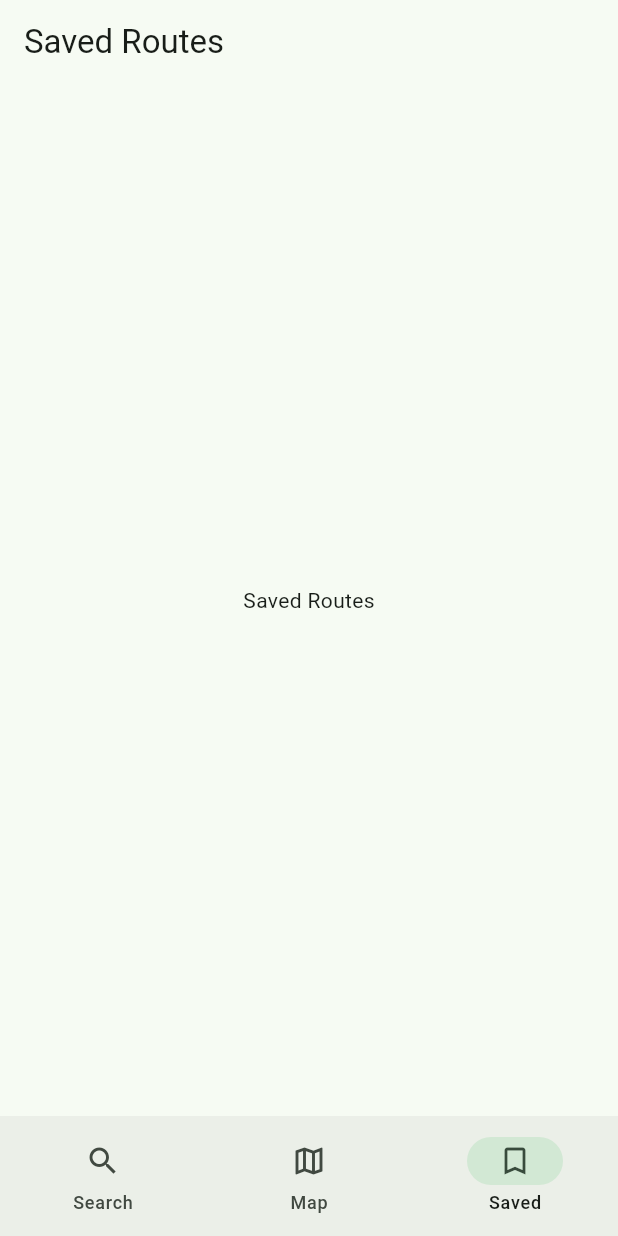
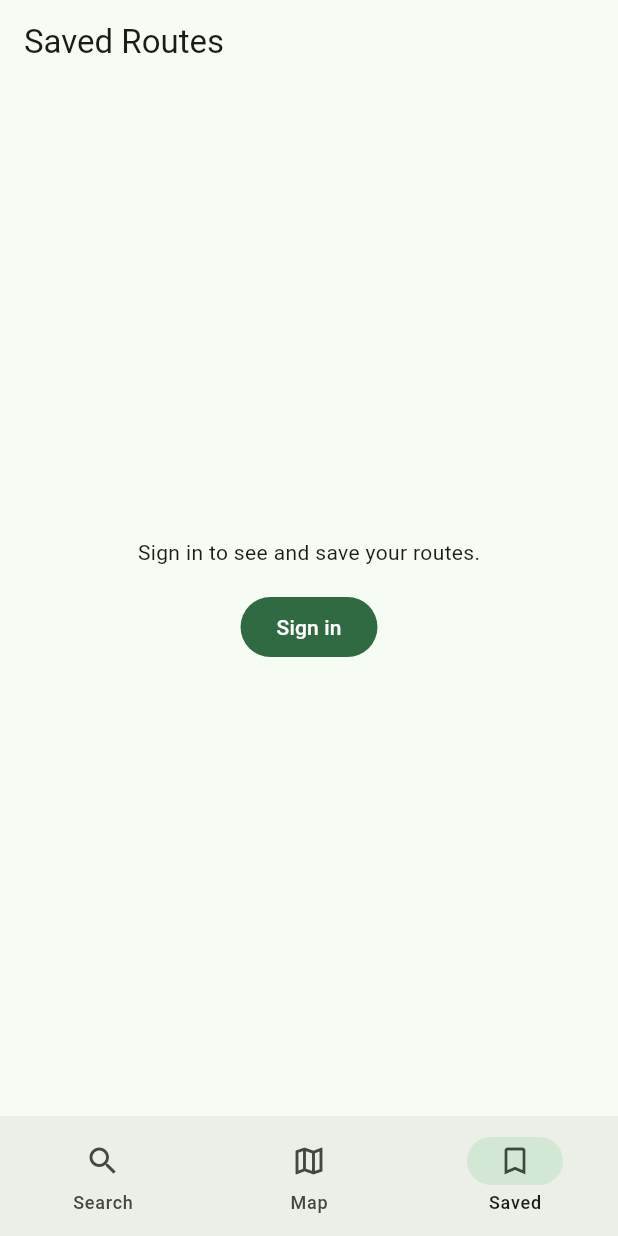
Before and after one commit to Wube2106/bus_route_helper, a Flutter app: the screen it shows after launch, item 3 of the bottom bar chosen, on a phone screen of 412 x 824 dp. Run offline on Flutter 3.47's test engine with Material 3 defaults, Android fonts, the phone set to English and light mode, and no system bars; our stand-ins replace flutter_riverpod, freezed_annotation, go_router.

Commit message:
Add Saved Routes and Sign in screens with fake auth

```diff
--- a/lib/features/saved/presentation/saved_screen.dart
+++ b/lib/features/saved/presentation/saved_screen.dart
@@ -1,13 +1,94 @@
 import 'package:flutter/material.dart';
+import 'package:flutter_riverpod/flutter_riverpod.dart';
+import 'package:go_router/go_router.dart';
 
-class SavedScreen extends StatelessWidget {
+import '../../auth/presentation/auth_providers.dart';
+import 'saved_providers.dart';
+import 'saved_view_providers.dart';
+
+class SavedScreen extends ConsumerWidget {
   const SavedScreen({super.key});
 
   @override
-  Widget build(BuildContext context) {
+  Widget build(BuildContext context, WidgetRef ref) {
+    final user = ref.watch(authStateProvider);
+    final entries = ref.watch(savedEntriesProvider);
+
+    if (user == null) {
+      return Scaffold(
+        appBar: AppBar(title: const Text('Saved Routes')),
+        body: Center(
+          child: Padding(
+            padding: const EdgeInsets.all(24),
+            child: Column(
+              mainAxisSize: MainAxisSize.min,
+              children: [
+                const Text('Sign in to see and save your routes.'),
+                const SizedBox(height: 16),
+                FilledButton(
+                  onPressed: () => context.go('/saved/sign-in'),
+                  child: const Text('Sign in'),
+                ),
+              ],
+            ),
+          ),
+        ),
+      );
+    }
+
     return Scaffold(
       appBar: AppBar(title: const Text('Saved Routes')),
-      body: Center(child: Text('Saved Routes')),
+      body: Column(
+        children: [
+          ListTile(
+            leading: const Icon(Icons.person_outline),
+            title: Text(user.email),
+            trailing: TextButton(
+              onPressed: () => ref.read(authStateProvider.notifier).signOut(),
+              child: const Text('Sign out'),
+            ),
+          ),
+          Expanded(
+            child: entries.when(
+              loading: () => const Center(child: CircularProgressIndicator()),
+              error: (error, stack) =>
+                  const Center(child: Text('Could not load saved routes.')),
+              data: (list) {
+                if (list.isEmpty) {
+                  return const Center(
+                    child: Text(
+                      'No saved routes yet. Save one from its details screen.',
+                    ),
+                  );
+                }
+
+                return ListView(
+                  padding: const EdgeInsets.symmetric(horizontal: 16),
+                  children: [
+                    for (final e in list)
+                      Card(
+                        child: ListTile(
+                          title: Text(e.routeName),
+                          subtitle: Text(
+                            '${e.typeLabel} · ${e.fromName} → ${e.toName}',
+                          ),
+                          trailing: IconButton(
+                            icon: const Icon(Icons.delete_outline),
+                            tooltip: 'Remove',
+                            onPressed: () => ref
+                                .read(savedRoutesProvider.notifier)
+                                .remove(e.saved),
+                          ),
+                          onTap: () => context.go('/route/${e.saved.routeId}'),
+                        ),
+                      ),
+                  ],
+                );
+              },
+            ),
+          ),
+        ],
+      ),
     );
   }
 }
--- /dev/null
+++ b/lib/features/saved/presentation/saved_view_providers.dart
@@ -0,0 +1,38 @@
+import 'package:flutter_riverpod/flutter_riverpod.dart';
+
+import '../../routes/domain/models.dart';
+import '../../routes/presentation/providers.dart';
+import '../domain/saved_route.dart';
+import 'saved_providers.dart';
+
+typedef SavedEntry = ({
+  SavedRoute saved,
+  String routeName,
+  String typeLabel,
+  String fromName,
+  String toName,
+});
+
+final savedEntriesProvider = FutureProvider<List<SavedEntry>>((ref) async {
+  final saved = await ref.watch(savedRoutesProvider.future);
+  final repository = ref.watch(routeRepositoryProvider);
+  final entries = <SavedEntry>[];
+
+  for (final item in saved) {
+    final route = await repository.routeById(item.routeId);
+    if (route == null) continue;
+
+    final from = await repository.stopById(item.boardStopId);
+    final to = await repository.stopById(item.alightStopId);
+
+    entries.add((
+      saved: item,
+      routeName: route.name,
+      typeLabel: route.type == TransportType.anbessa ? 'Anbessa' : 'Minibus',
+      fromName: from?.name ?? '?',
+      toName: to?.name ?? '?',
+    ));
+  }
+
+  return entries;
+});
```
